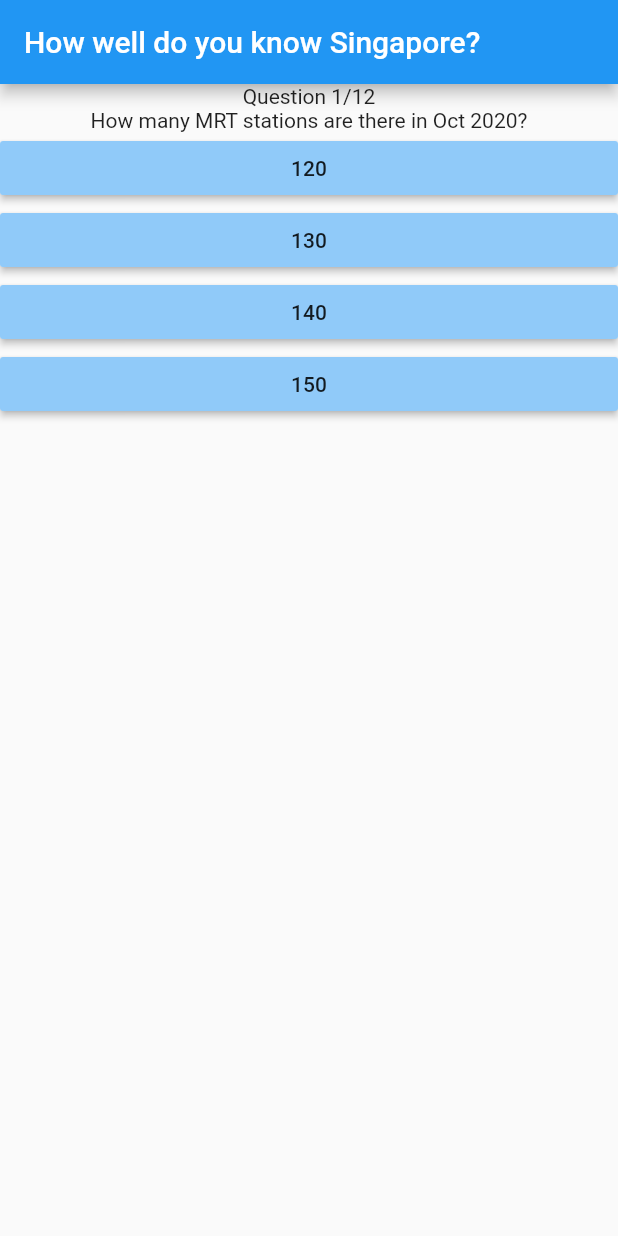
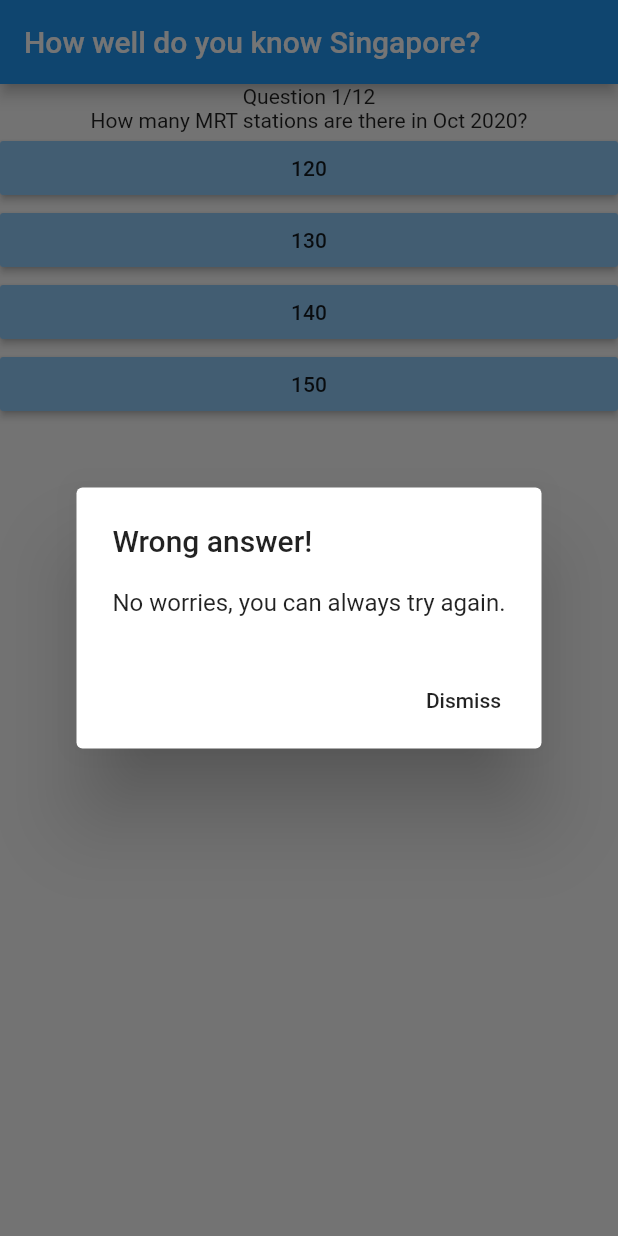
Before and after one commit to wennyyustalim/quiz-app, a Flutter app: the screen it shows after launch, after a tap on "120", on a phone screen of 412 x 824 dp. Run offline on Flutter 3.47's test engine with Material 2 defaults, Android fonts, the phone set to English and light mode, and no system bars.

Commit message:
Add incorrect answer dialog.

```diff
--- a/lib/main.dart
+++ b/lib/main.dart
@@ -90,10 +90,9 @@ class _MyHomePageState extends State<MyHomePage> {
                 color: Theme.of(context).backgroundColor,
                 onPressed: () {
                   if (choiceIndex == correctAnswerIndex) {
-                    print('Correct answer!');
                     _showCorrectDialog(context);
                   } else {
-                    print('Wrong answer!');
+                    _showIncorrectDialog(context);
                   }
                 },
                 child: Text(
@@ -120,6 +119,24 @@ class _MyHomePageState extends State<MyHomePage> {
             onPressed: () {
               Navigator.of(context).pop();
               _showNextQuestion();
+            },
+          )
+        ],
+      ),
+    );
+  }
+
+  void _showIncorrectDialog(BuildContext context) {
+    showDialog(
+      context: context,
+      builder: (_) => AlertDialog(
+        title: Text('Wrong answer!'),
+        content: Text('No worries, you can always try again.'),
+        actions: [
+          FlatButton(
+            child: Text('Dismiss'),
+            onPressed: () {
+              Navigator.of(context).pop();
             },
           )
         ],
```
